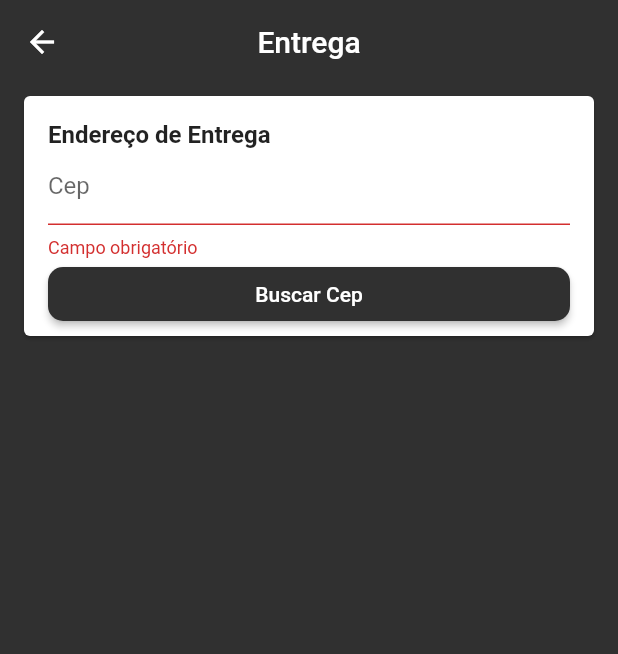
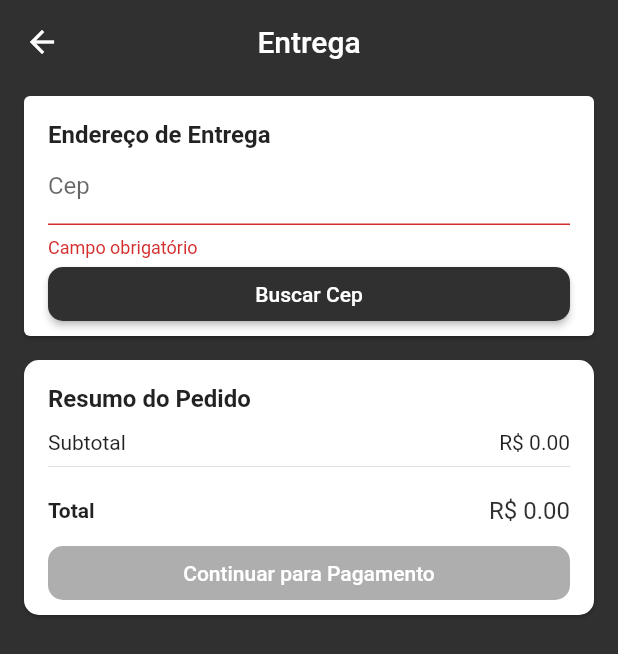
Before and after one commit to td-santos/Loja_virtual_Flutter, a Flutter app: the AddressScreen screen opened by its route, after a tap on "Buscar Cep", on a phone screen of 412 x 824 dp. Shown: the top 654 px of the screen. Run offline on Flutter 3.47's test engine with Material 2 defaults, Android fonts, the phone set to English and light mode, and no system bars; our stand-ins replace brasil_fields, carousel_pro, cloud_firestore, dio, firebase_auth, firebase_storage and 4 more; missing offline and left inert: alphabet_list_scroll_view; accounts and stored records are empty.

Commit message:
commit address
- salvando o endereço no firebase.
- calculando o frete ao abrir o app.
- add linearProgressIndicatos nos botões de pesquisar cep e calcular frete.
- escondendo card dos campos de endereço ao buscar cep.

```diff
--- a/virtual_store/lib/common/price_card.dart
+++ b/virtual_store/lib/common/price_card.dart
@@ -14,6 +14,8 @@ class PriceCard extends StatelessWidget {
 
     final cartManager = context.watch<CartManager>();
     final productsPrice = cartManager.productsPrice;
+    final deliveryPrice = cartManager.deliveryPrice;
+    final totalPrice = cartManager.totalPrice;
 
     return Card(
       shape: RoundedRectangleBorder(borderRadius: BorderRadius.circular(10)),
@@ -35,6 +37,18 @@ class PriceCard extends StatelessWidget {
                 Text('R\$ ${productsPrice.toStringAsFixed(2)}')
               ],
             ),
+            if(deliveryPrice != null)
+              ...[
+                Divider(),
+                Row(
+                  mainAxisAlignment: MainAxisAlignment.spaceBetween,
+                  children: <Widget>[
+                    Text('Entrega'),
+                    Text('R\$ ${deliveryPrice.toStringAsFixed(2)}')
+                  ],
+                ),
+              ],
+
             Divider(),
             SizedBox(height: 12),
             Row(
@@ -43,7 +57,7 @@ class PriceCard extends StatelessWidget {
                 Text('Total',style: TextStyle(
                   fontWeight: FontWeight.w600
                 ),),
-                Text('R\$ ${productsPrice.toStringAsFixed(2)}',style: TextStyle(
+                Text('R\$ ${totalPrice.toStringAsFixed(2)}',style: TextStyle(
                   fontSize: 16,
                   color: Theme.of(context).primaryColor,
                 ),)
--- a/virtual_store/lib/screens/address/address_screen.dart
+++ b/virtual_store/lib/screens/address/address_screen.dart
@@ -1,4 +1,7 @@
 import 'package:flutter/material.dart';
+import 'package:provider/provider.dart';
+import 'package:virtual_store/common/price_card.dart';
+import 'package:virtual_store/models/cart_manager.dart';
 
 import 'components/address_card.dart';
 
@@ -12,7 +15,18 @@ class AddressScreen extends StatelessWidget {
       ),
       body: ListView(
         children: <Widget>[
-          AddressCard()
+          AddressCard(),
+          Consumer<CartManager>(
+            builder: (_,cartManager,__){
+              return PriceCard(
+                buttonText: 'Continuar para Pagamento',
+                onPressed: cartManager.isAddressValid ?(){
+
+                }: null,
+              );
+            },
+          )
+
         ],
       ),
     );
--- a/virtual_store/lib/screens/address/components/address_card.dart
+++ b/virtual_store/lib/screens/address/components/address_card.dart
@@ -28,6 +28,8 @@ class AddressCard extends StatelessWidget {
                   CepInputField(address: address,),
 
                   AddressInputField(address: address,),
+
+
                 ],
               ),
             );
--- a/virtual_store/lib/screens/address/components/address_input_field.dart
+++ b/virtual_store/lib/screens/address/components/address_input_field.dart
@@ -11,18 +11,19 @@ class AddressInputField extends StatelessWidget {
 
   @override
   Widget build(BuildContext context) {
-
     Color primaryColor = Theme.of(context).primaryColor;
+    final cartManager = context.watch<CartManager>();
 
     emptyValidator(String text) {
       return text.isEmpty ? 'Campo Obrigatório' : null;
     }
 
-    if(address.zipCode != null){
+    if (address.zipCode != null && cartManager.deliveryPrice == null) {
       return Column(
         crossAxisAlignment: CrossAxisAlignment.stretch,
         children: <Widget>[
           TextFormField(
+            enabled: !cartManager.loading,
             initialValue: address.street,
             decoration: InputDecoration(
               isDense: true,
@@ -36,6 +37,7 @@ class AddressInputField extends StatelessWidget {
             children: <Widget>[
               Expanded(
                   child: TextFormField(
+                    enabled: !cartManager.loading,
                 initialValue: address.number,
                 decoration: InputDecoration(
                   isDense: true,
@@ -50,6 +52,7 @@ class AddressInputField extends StatelessWidget {
               SizedBox(width: 16),
               Expanded(
                   child: TextFormField(
+                    enabled: !cartManager.loading,
                 initialValue: address.complement,
                 decoration: InputDecoration(
                   isDense: true,
@@ -61,6 +64,7 @@ class AddressInputField extends StatelessWidget {
             ],
           ),
           TextFormField(
+            enabled: !cartManager.loading,
             initialValue: address.district,
             decoration: InputDecoration(
               isDense: true,
@@ -96,15 +100,15 @@ class AddressInputField extends StatelessWidget {
                   isDense: true,
                   labelText: 'UF',
                   hintText: '...',
-                counterText:'',
+                  counterText: '',
                 ),
                 maxLength: 2,
-              validator: (e){
-                if(e.isEmpty){
+                validator: (e) {
+                  if (e.isEmpty) {
                     return 'Campo obrigatório';
-                }else if(e.length !=2){
+                  } else if (e.length != 2) {
                     return 'Inválido';
-                }else{
+                  } else {
                     return null;
                   }
                 },
@@ -112,35 +116,45 @@ class AddressInputField extends StatelessWidget {
               )),
             ],
           ),
-        SizedBox(height: 8,),
+          SizedBox(
+            height: 8,
+          ),
+          if(cartManager.loading)
+            LinearProgressIndicator(
+              valueColor: AlwaysStoppedAnimation(primaryColor),
+              backgroundColor: Colors.transparent,
+            ),
           RaisedButton(
-          shape: RoundedRectangleBorder(borderRadius: BorderRadius.circular(10)),
+            shape:
+                RoundedRectangleBorder(borderRadius: BorderRadius.circular(10)),
             color: primaryColor,
             disabledColor: primaryColor.withAlpha(100),
             textColor: Colors.white,
-          onPressed: () async{
-            if(Form.of(context).validate()){
+            onPressed: !cartManager.loading ? () async {
+              if (Form.of(context).validate()) {
                 Form.of(context).save();
-              try{
+                try {
                   await context.read<CartManager>().setAddress(address);
-              }catch (e){
-                Scaffold.of(context).showSnackBar(
-                  SnackBar(
+                } catch (e) {
+                  Scaffold.of(context).showSnackBar(SnackBar(
                     content: Text('$e'),
                     backgroundColor: Colors.red,
-                  )
-                );
+                  ));
                 }
-
               }
-          },
+            }: null,
             child: Text('Calcular Frete'),
           )
         ],
       );
+    } else if(address.zipCode != null){
+      //if(address.zipCode!= null && cartManager.deliveryPrice != null)
+      return Padding(
+        padding: EdgeInsets.only(bottom: 16),
+        child: Text('${address.street}, ${address.number}\n${address.district}\n${address.city} - ${address.state}'),
+      );
     }else{
       return Container();
     }
-
   }
 }
--- a/virtual_store/lib/screens/address/components/cep_input_field.dart
+++ b/virtual_store/lib/screens/address/components/cep_input_field.dart
@@ -6,21 +6,32 @@ import 'package:virtual_store/common/custom_icon_buttom.dart';
 import 'package:virtual_store/models/address.dart';
 import 'package:virtual_store/models/cart_manager.dart';
 
-class CepInputField extends StatelessWidget {
+class CepInputField extends StatefulWidget {
+
   final Address address;
-  final cepController = TextEditingController();
+  CepInputField({this.address}) ;
 
-  CepInputField({Key key, this.address}) : super(key: key);
+  @override
+  _CepInputFieldState createState() => _CepInputFieldState();
+}
+
+class _CepInputFieldState extends State<CepInputField> {
+
+  final TextEditingController cepController = TextEditingController();
 
   @override
   Widget build(BuildContext context) {
     final primaryColor = Theme.of(context).primaryColor;
+    final cartManager = context.watch<CartManager>();
 
-    if (address.zipCode == null) {
+
+
+    if (widget.address.zipCode == null) {
       return Column(
         crossAxisAlignment: CrossAxisAlignment.stretch,
         children: <Widget>[
           TextFormField(
+            enabled: !cartManager.loading,
             controller: cepController,
             keyboardType: TextInputType.number,
             inputFormatters: [
@@ -39,17 +50,30 @@ class CepInputField extends StatelessWidget {
               }
             },
           ),
+          if(cartManager.loading)
+            LinearProgressIndicator(
+              valueColor: AlwaysStoppedAnimation(primaryColor),
+              backgroundColor: Colors.transparent,
+            ),
           RaisedButton(
               shape: RoundedRectangleBorder(
                   borderRadius: BorderRadius.circular(10)),
               color: primaryColor,
               disabledColor: primaryColor.withAlpha(100),
               textColor: Colors.white,
-              onPressed: () {
+              onPressed: !cartManager.loading ?() async{
                 if (Form.of(context).validate()) {
-                  context.read<CartManager>().getAddress(cepController.text);
+                  try{
+                    await context.read<CartManager>().getAddress(cepController.text);
+                  }catch (e){
+                    Scaffold.of(context).showSnackBar(SnackBar(
+                    content: Text('$e'),
+                    backgroundColor: Colors.red,
+                  ));
+                  }
+
                 }
-              },
+              } : null,
               child: Text('Buscar Cep'))
         ],
       );
@@ -60,7 +84,7 @@ class CepInputField extends StatelessWidget {
           children: <Widget>[
             Expanded(
               child: Text(
-                'CEP: ${address.zipCode}',
+                'CEP: ${widget.address.zipCode}',
                 style:
                     TextStyle(color: primaryColor, fontWeight: FontWeight.w700),
               ),
--- a/virtual_store/lib/screens/home/home_screen.dart
+++ b/virtual_store/lib/screens/home/home_screen.dart
@@ -38,7 +38,7 @@ class HomeScreen extends StatelessWidget {
                 actions: <Widget>[
                   IconButton(
                     icon: Icon(Icons.shopping_cart),
-                    onPressed: ()=> Navigator.of(context).popAndPushNamed('/cart')
+                    onPressed: ()=> Navigator.of(context).pushNamed('/cart')
                   ),
                   Consumer2<UserManager,HomeManager>(
                     builder: (_,userManager,homeManager,__){
```
Also changed, not shown: virtual_store/lib/models/address.dart (+33 -3 lines), virtual_store/lib/models/cart_manager.dart (+36 -2 lines), virtual_store/lib/models/user.dart (+13 -0 lines). Lines whose indentation alone changed are shown as unchanged.
